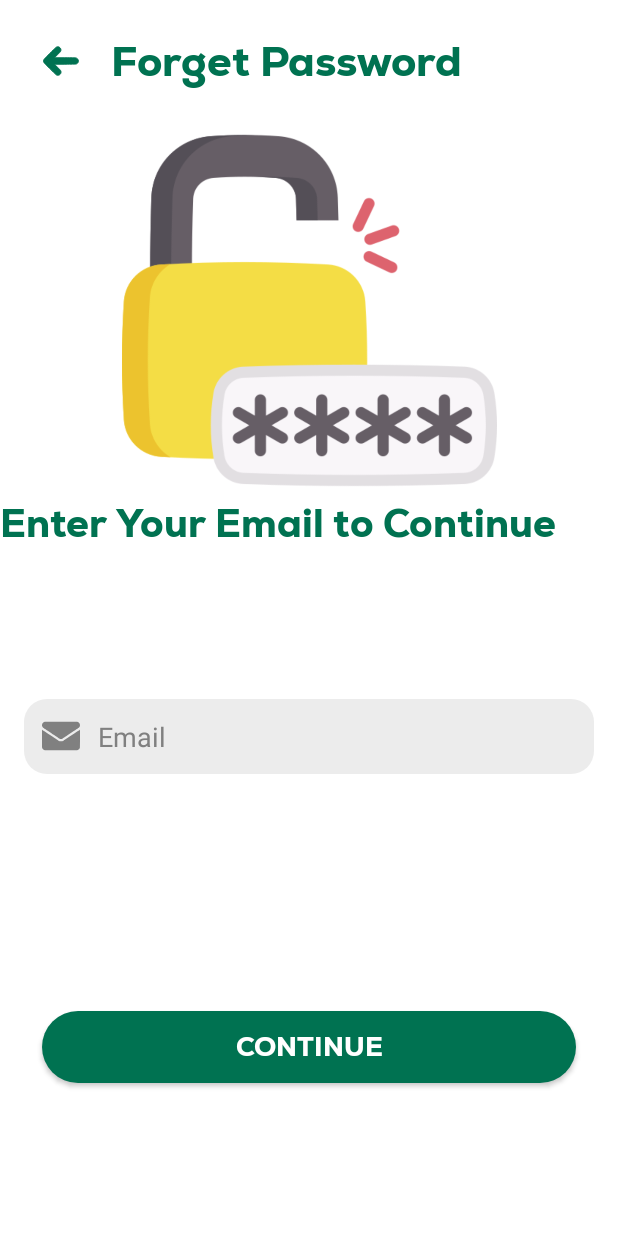
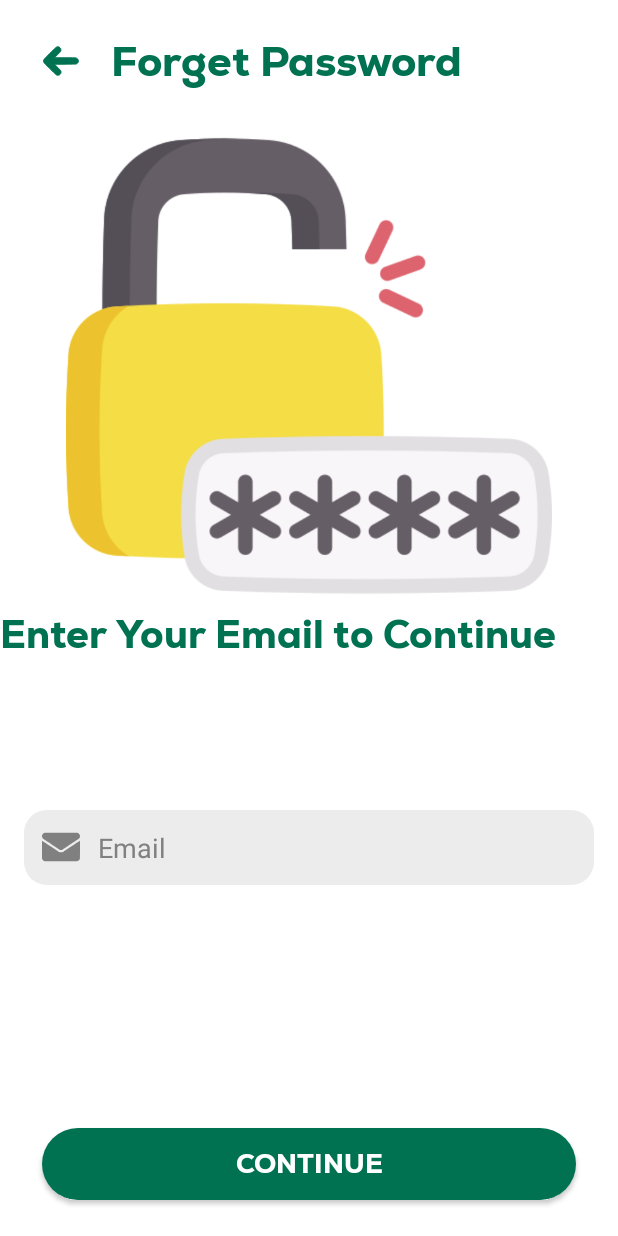
Before and after one commit to ErenGokirmak/bahceden, an Android app: the ForgetPasswordActivity screen opened directly, with no data from a screen before it, on a phone screen of 412 x 824 dp. Run offline under Robolectric (Android 15) with nearby library versions, the phone set to English and light mode, and no system bars.

Commit message:
Fixed size of forget password.

```diff
--- a/app/src/main/res/layout/activity_forget_password.xml
+++ b/app/src/main/res/layout/activity_forget_password.xml
@@ -35,19 +35,23 @@
 
     <androidx.appcompat.widget.AppCompatImageView
         android:id="@+id/lockImage"
-        android:layout_width="250dp"
-        android:layout_height="250dp"
+        android:layout_width="0dp"
+        android:layout_height="0dp"
+        android:layout_marginTop="16dp"
         android:src="@drawable/password"
-        android:layout_marginTop="16dp"
-        app:layout_constraintTop_toBottomOf="@id/forgetPasswordBack"
+        app:layout_constraintBottom_toTopOf="@+id/fragmentLayout"
+        app:layout_constraintEnd_toEndOf="parent"
         app:layout_constraintStart_toStartOf="parent"
-        app:layout_constraintEnd_toEndOf="parent" />
+        app:layout_constraintTop_toBottomOf="@id/forgetPasswordBack" />
 
     <FrameLayout
         android:id="@+id/fragmentLayout"
         android:layout_width="match_parent"
         android:layout_height="330dp"
-        app:layout_constraintTop_toBottomOf="@id/lockImage"/>
+        android:layout_marginBottom="16dp"
+        app:layout_constraintBottom_toTopOf="@+id/forgetContinue"
+        app:layout_constraintEnd_toEndOf="parent"
+        app:layout_constraintStart_toStartOf="parent" />
 
     <androidx.appcompat.widget.AppCompatButton
         android:id="@+id/forgetContinue"
@@ -56,6 +60,7 @@
         android:layout_marginStart="28dp"
         android:layout_marginTop="12dp"
         android:layout_marginEnd="28dp"
+        android:layout_marginBottom="24dp"
         android:background="@drawable/long_button_background"
         android:backgroundTint="@color/bahceden_green"
         android:fontFamily="@font/nexa_heavy"
@@ -63,8 +68,8 @@
         android:textColor="@color/white"
         android:textSize="18dp"
         android:textStyle="bold"
+        app:layout_constraintBottom_toBottomOf="parent"
         app:layout_constraintEnd_toEndOf="@id/fragmentLayout"
-        app:layout_constraintStart_toStartOf="@id/fragmentLayout"
-        app:layout_constraintTop_toBottomOf="@id/fragmentLayout" />
+        app:layout_constraintStart_toStartOf="@id/fragmentLayout" />
 
 </androidx.constraintlayout.widget.ConstraintLayout>
```
